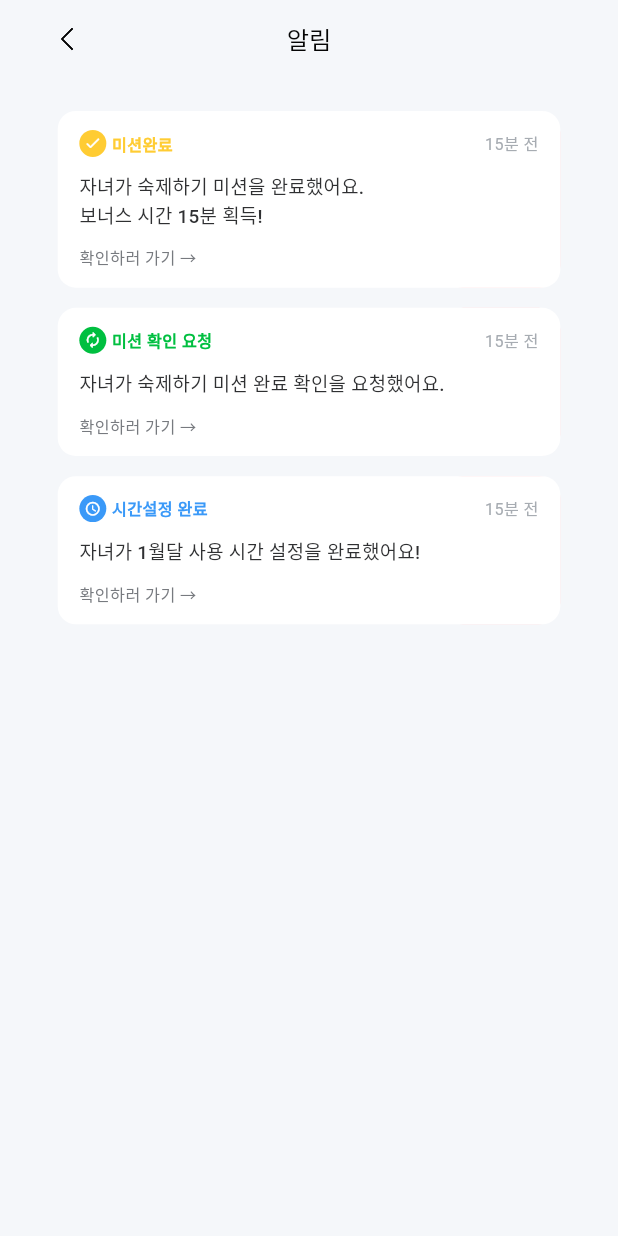
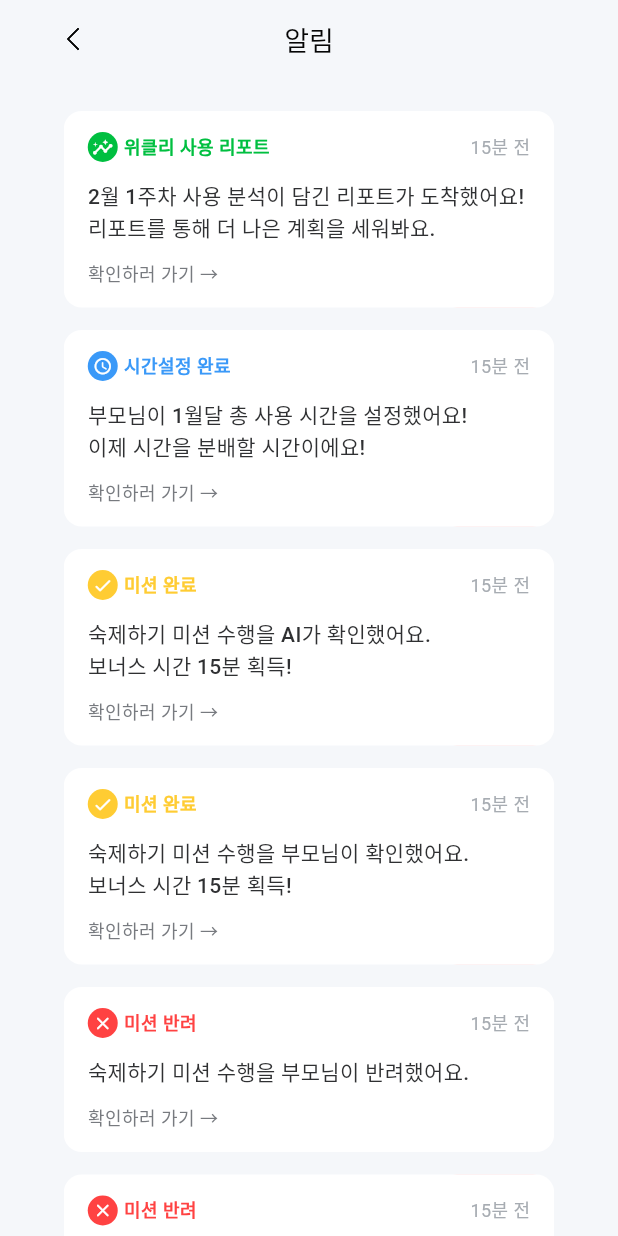
Before and after one commit to 2026-quadS-Bridge-Project/Quad-S-Team12-App-Child, a Flutter app: the NotificationsPage screen opened by its route, on a phone screen of 412 x 824 dp. Run offline on Flutter 3.47's test engine with Material 3 defaults, Android fonts, the phone set to English and light mode, and no system bars; our stand-ins replace dotted_border, fl_chart, flutter_svg, go_router, image_picker, shared_preferences; accounts and stored records are empty; Roboto replaces fonts that are missing (Pretendard).

Commit message:
feat(notifications): child-facing copy + weekly-report and rejected types
- NotificationType gains weeklyReport and missionRejected so the child
  surface can render all six rows from Figma 426:19293.
- Mock seed rewritten with child-perspective copy (parent seed was
  voice-mismatched and not the source of truth for this surface).
- Card padding 16/14, 20px leading icon, 24px reveal pill, ellipsized
  title and message, captionMedium action label.
- Notifications page uses 24px gutter and drops hardcoded type-scale
  overrides in favor of AppTypography tokens.

Co-Authored-By: Claude Opus 4.7 (1M context) <noreply@anthropic.com>

```diff
--- a/lib/features/notifications/data/mock/notifications_mock.dart
+++ b/lib/features/notifications/data/mock/notifications_mock.dart
@@ -1,34 +1,54 @@
 import '../models/notification_item.dart';
 
-/// Mock notifications mirroring the parent app's `notifications_page.dart`
-/// seed (3 categories) verbatim. Per product decision ("디자인 결정은 다 figma
-/// 기반"), child surface uses parent-app copy 1:1 for visual fidelity even
-/// though the voice references "자녀가..." (parent-facing phrasing).
-/// Source of truth: `Quad-S-Team12-App-Parent/lib/features/notifications/
-/// presentation/pages/notifications_page.dart:18-40`.
+/// Mock notifications for the child filled state in Figma node `426:19293`.
+/// Copy is intentionally child-facing; the parent app seed uses a different
+/// actor perspective and is not the source of truth for this surface.
 class NotificationsMock {
   const NotificationsMock._();
 
   static const List<NotificationItem> filled = <NotificationItem>[
     NotificationItem(
-      id: 'mission-completed',
-      type: NotificationType.missionCompleted,
-      title: '미션완료',
-      message: '자녀가 숙제하기 미션을 완료했어요.\n보너스 시간 15분 획득!',
+      id: 'weekly-report',
+      type: NotificationType.weeklyReport,
+      title: '위클리 사용 리포트',
+      message: '2월 1주차 사용 분석이 담긴 리포트가 도착했어요!\n리포트를 통해 더 나은 계획을 세워봐요.',
       timeAgo: '15분 전',
-    ),
-    NotificationItem(
-      id: 'mission-confirmation-requested',
-      type: NotificationType.missionConfirmationRequested,
-      title: '미션 확인 요청',
-      message: '자녀가 숙제하기 미션 완료 확인을 요청했어요.',
-      timeAgo: '15분 전',
+      deeplink: '/child-home/report',
     ),
     NotificationItem(
       id: 'time-configured',
       type: NotificationType.timeConfigured,
       title: '시간설정 완료',
-      message: '자녀가 1월달 사용 시간 설정을 완료했어요!',
+      message: '부모님이 1월달 총 사용 시간을 설정했어요!\n이제 시간을 분배할 시간이에요!',
+      timeAgo: '15분 전',
+      deeplink: '/child-home/time-setup/confirm',
+    ),
+    NotificationItem(
+      id: 'mission-completed-ai',
+      type: NotificationType.missionCompleted,
+      title: '미션 완료',
+      message: '숙제하기 미션 수행을 AI가 확인했어요.\n보너스 시간 15분 획득!',
+      timeAgo: '15분 전',
+    ),
+    NotificationItem(
+      id: 'mission-completed-parent',
+      type: NotificationType.missionCompleted,
+      title: '미션 완료',
+      message: '숙제하기 미션 수행을 부모님이 확인했어요.\n보너스 시간 15분 획득!',
+      timeAgo: '15분 전',
+    ),
+    NotificationItem(
+      id: 'mission-rejected-parent',
+      type: NotificationType.missionRejected,
+      title: '미션 반려',
+      message: '숙제하기 미션 수행을 부모님이 반려했어요.',
+      timeAgo: '15분 전',
+    ),
+    NotificationItem(
+      id: 'mission-rejected-ai',
+      type: NotificationType.missionRejected,
+      title: '미션 반려',
+      message: '숙제하기 미션 수행을 AI가 반려했어요.\n부모님이 한번더 확인중이에요.',
       timeAgo: '15분 전',
     ),
   ];
--- a/lib/features/notifications/data/models/notification_item.dart
+++ b/lib/features/notifications/data/models/notification_item.dart
@@ -1,7 +1,9 @@
 enum NotificationType {
+  weeklyReport,
+  timeConfigured,
   missionCompleted,
   missionConfirmationRequested,
-  timeConfigured,
+  missionRejected,
 }
 
 class NotificationItem {
--- a/lib/features/notifications/presentation/pages/notifications_page.dart
+++ b/lib/features/notifications/presentation/pages/notifications_page.dart
@@ -10,9 +10,8 @@ import '../widgets/notification_card.dart';
 
 /// 알림 (Notifications) screen.
 ///
-/// Mirrors the parent app's `NotificationsPage` (1:1 visual + UX) so the two
-/// apps share the same notification surface. State is held inline via
-/// `StatefulWidget.setState` rather than a separate controller — matches parent.
+/// Child notification surface. State is held inline via `StatefulWidget.setState`
+/// until the real notification service lands.
 class NotificationsPage extends StatefulWidget {
   const NotificationsPage({super.key});
 
@@ -26,17 +25,20 @@ class _NotificationsPageState extends State<NotificationsPage> {
 
   /// Maps a notification to a sensible default route. Used when the item has
   /// no explicit `deeplink` override.
-  // TODO: route per item.type — backend deeplinks land later. Once the
-  // notifications service ships, prefer `item.deeplink` and remove the
-  // type-based fallback below.
+  // TODO: once the notifications service ships, prefer backend deeplinks and
+  // remove the type-based fallback below.
   String _defaultRouteFor(NotificationType type) {
     switch (type) {
+      case NotificationType.weeklyReport:
+        return '/child-home/report';
+      case NotificationType.timeConfigured:
+        return '/child-home/time-setup/confirm';
       case NotificationType.missionCompleted:
         return '/child-home';
       case NotificationType.missionConfirmationRequested:
         return '/child-home';
-      case NotificationType.timeConfigured:
-        return '/child-home/time-setup/confirm';
+      case NotificationType.missionRejected:
+        return '/child-home';
     }
   }
 
@@ -50,7 +52,7 @@ class _NotificationsPageState extends State<NotificationsPage> {
       context: context,
       barrierDismissible: true,
       barrierLabel: 'notification-delete-dialog',
-      barrierColor: const Color.fromRGBO(68, 68, 68, 0.6),
+      barrierColor: AppColors.scrim,
       pageBuilder: (BuildContext context, _, _) {
         return Material(
           type: MaterialType.transparency,
@@ -103,7 +105,7 @@ class _NotificationsPageState extends State<NotificationsPage> {
           child: ConstrainedBox(
             constraints: const BoxConstraints(maxWidth: 375),
             child: Padding(
-              padding: const EdgeInsets.symmetric(horizontal: 20),
+              padding: const EdgeInsets.symmetric(horizontal: 24),
               child: Column(
                 crossAxisAlignment: CrossAxisAlignment.start,
                 children: <Widget>[
@@ -117,9 +119,6 @@ class _NotificationsPageState extends State<NotificationsPage> {
                             '확인하지 않은 알림이 없습니다.',
                             textAlign: TextAlign.center,
                             style: AppTypography.headlineMedium.copyWith(
-                              fontSize: 16.183,
-                              height: 1.445,
-                              letterSpacing: -0.0032,
                               color: AppColors.gray300,
                               decoration: TextDecoration.none,
                             ),
@@ -135,7 +134,7 @@ class _NotificationsPageState extends State<NotificationsPage> {
                           padding: EdgeInsets.zero,
                           itemCount: _notifications.length,
                           separatorBuilder: (_, _) =>
-                              const SizedBox(height: 13.486),
+                              const SizedBox(height: 15),
                           itemBuilder: (BuildContext context, int index) {
                             final NotificationItem item = _notifications[index];
                             return NotificationCard(
@@ -180,7 +179,7 @@ class _DeleteNotificationDialog extends StatelessWidget {
                 width: 28.77,
                 height: 28.77,
                 decoration: const BoxDecoration(
-                  color: AppColors.destructive,
+                  color: AppColors.secondaryYellow,
                   shape: BoxShape.circle,
                 ),
                 child: Center(
@@ -327,9 +326,6 @@ class _NotificationsTopBar extends StatelessWidget {
             child: Text(
               '알림',
               style: AppTypography.headlineMedium.copyWith(
-                fontSize: 16.18,
-                height: 1.445,
-                letterSpacing: -0.0032,
                 color: AppColors.inkBlack,
                 decoration: TextDecoration.none,
               ),
--- a/lib/features/notifications/presentation/widgets/notification_card.dart
+++ b/lib/features/notifications/presentation/widgets/notification_card.dart
@@ -111,7 +111,7 @@ class _NotificationCardState extends State<NotificationCard>
                   child: Align(
                     alignment: Alignment.centerRight,
                     child: Padding(
-                      padding: const EdgeInsets.only(right: 16.183),
+                      padding: const EdgeInsets.only(right: 16),
                       child: Opacity(
                         opacity: (-_dragOffset / _maxSlide).clamp(0, 1),
                         child: const _DeleteRevealIcon(),
@@ -133,8 +133,8 @@ class _NotificationCardState extends State<NotificationCard>
                     borderRadius: BorderRadius.circular(12),
                   ),
                   padding: const EdgeInsets.symmetric(
-                    horizontal: 14.385,
-                    vertical: 12.587,
+                    horizontal: 16,
+                    vertical: 14,
                   ),
                   child: Column(
                     crossAxisAlignment: CrossAxisAlignment.start,
@@ -142,48 +142,41 @@ class _NotificationCardState extends State<NotificationCard>
                       Row(
                         children: <Widget>[
                           _NotificationLeadingIcon(style: style),
-                          const SizedBox(width: 3.596),
-                          Text(
-                            widget.item.title,
-                            style: AppTypography.labelBold.copyWith(
-                              fontSize: 10.79,
-                              height: 1.334,
-                              letterSpacing: 0.2719,
-                              color: style.accentColor,
-                              decoration: TextDecoration.none,
+                          const SizedBox(width: 4),
+                          Expanded(
+                            child: Text(
+                              widget.item.title,
+                              overflow: TextOverflow.ellipsis,
+                              style: AppTypography.captionBold.copyWith(
+                                color: style.accentColor,
+                                decoration: TextDecoration.none,
+                              ),
                             ),
                           ),
-                          const Spacer(),
+                          const SizedBox(width: 8),
                           Text(
                             widget.item.timeAgo,
                             style: AppTypography.captionRegular.copyWith(
-                              fontSize: 10.79,
-                              height: 1.334,
-                              letterSpacing: 0.2719,
                               color: AppColors.gray300,
                               decoration: TextDecoration.none,
                             ),
                           ),
                         ],
                       ),
-                      const SizedBox(height: 10.789),
+                      const SizedBox(height: 12),
                       Text(
                         widget.item.message,
+                        maxLines: 2,
+                        overflow: TextOverflow.ellipsis,
                         style: AppTypography.labelMedium.copyWith(
-                          fontSize: 12.59,
-                          height: 1.429,
-                          letterSpacing: 0.1826,
                           color: AppColors.gray800,
                           decoration: TextDecoration.none,
                         ),
                       ),
-                      const SizedBox(height: 10.789),
+                      const SizedBox(height: 12),
                       Text(
                         '${widget.item.actionLabel} →',
-                        style: AppTypography.labelMedium.copyWith(
-                          fontSize: 10.79,
-                          height: 1.334,
-                          letterSpacing: 0.2719,
+                        style: AppTypography.captionMedium.copyWith(
                           color: AppColors.gray500,
                           decoration: TextDecoration.none,
                         ),
@@ -206,8 +199,8 @@ class _DeleteRevealIcon extends StatelessWidget {
   @override
   Widget build(BuildContext context) {
     return Container(
-      width: 21.578,
-      height: 21.578,
+      width: 24,
+      height: 24,
       decoration: const BoxDecoration(
         // Figma spec 06-notifications.md:160 — swipe-reveal trailing X icon
         // is the destructive token (#FF4242), not the undocumented #FF4B4B
@@ -215,7 +208,7 @@ class _DeleteRevealIcon extends StatelessWidget {
         color: AppColors.destructive,
         shape: BoxShape.circle,
       ),
-      child: const Icon(Icons.close_rounded, size: 14, color: AppColors.white),
+      child: const Icon(Icons.close_rounded, size: 16, color: AppColors.white),
     );
   }
 }
@@ -228,15 +221,15 @@ class _NotificationLeadingIcon extends StatelessWidget {
   @override
   Widget build(BuildContext context) {
     return Container(
-      width: 18,
-      height: 18,
+      width: 20,
+      height: 20,
       decoration: BoxDecoration(
         color: style.backgroundColor,
         shape: BoxShape.circle,
       ),
       child: Icon(
         style.icon,
-        size: style.icon == Icons.schedule_rounded ? 11 : 12,
+        size: style.icon == Icons.schedule_rounded ? 13 : 14,
         color: AppColors.white,
       ),
     );
@@ -256,8 +249,20 @@ class _NotificationStyle {
 
   factory _NotificationStyle.fromType(NotificationType type) {
     switch (type) {
+      case NotificationType.weeklyReport:
+        return const _NotificationStyle(
+          accentColor: AppColors.positive,
+          backgroundColor: AppColors.positive,
+          icon: Icons.insights_rounded,
+        );
+      case NotificationType.timeConfigured:
+        return const _NotificationStyle(
+          accentColor: AppColors.primary,
+          backgroundColor: AppColors.primary,
+          icon: Icons.schedule_rounded,
+        );
       case NotificationType.missionCompleted:
-        return _NotificationStyle(
+        return const _NotificationStyle(
           accentColor: AppColors.secondaryYellow,
           backgroundColor: AppColors.secondaryYellow,
           icon: Icons.check_rounded,
@@ -268,11 +273,11 @@ class _NotificationStyle {
           backgroundColor: AppColors.positive,
           icon: Icons.autorenew_rounded,
         );
-      case NotificationType.timeConfigured:
+      case NotificationType.missionRejected:
         return const _NotificationStyle(
-          accentColor: AppColors.primary,
-          backgroundColor: AppColors.primary,
-          icon: Icons.schedule_rounded,
+          accentColor: AppColors.destructive,
+          backgroundColor: AppColors.destructive,
+          icon: Icons.close_rounded,
         );
     }
   }
```
